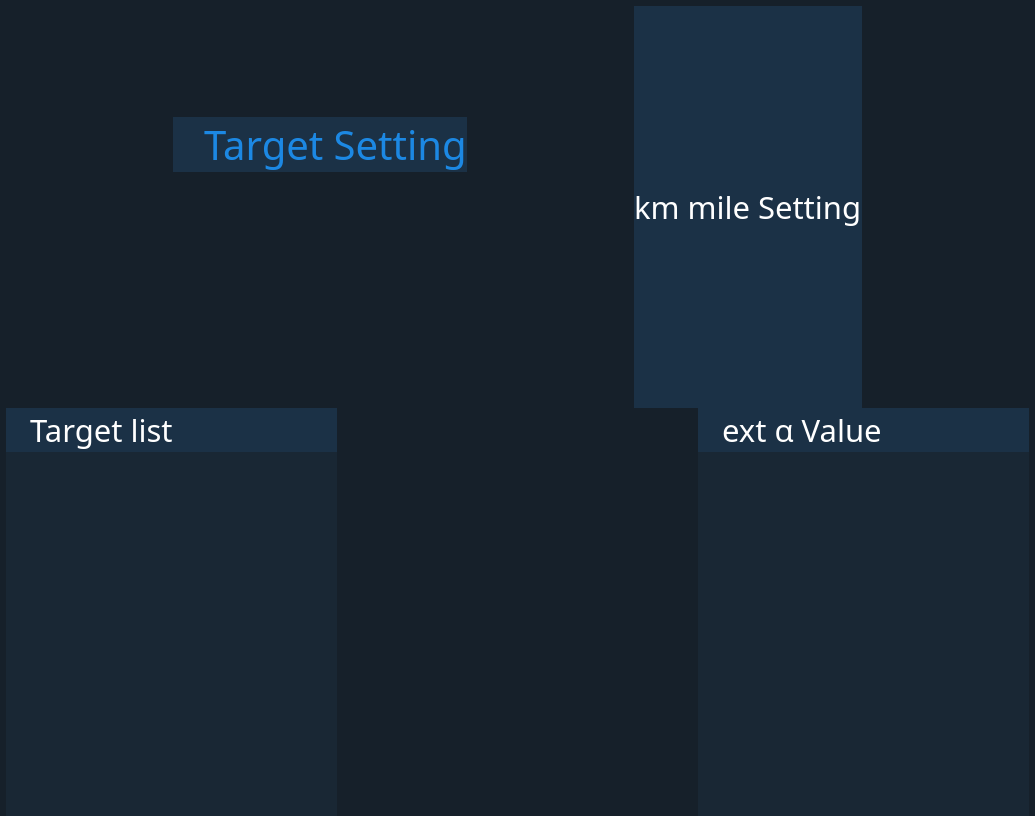
First picture: the form in src/ui/settings_window.ui, repository sijung21/js06, before the edit.
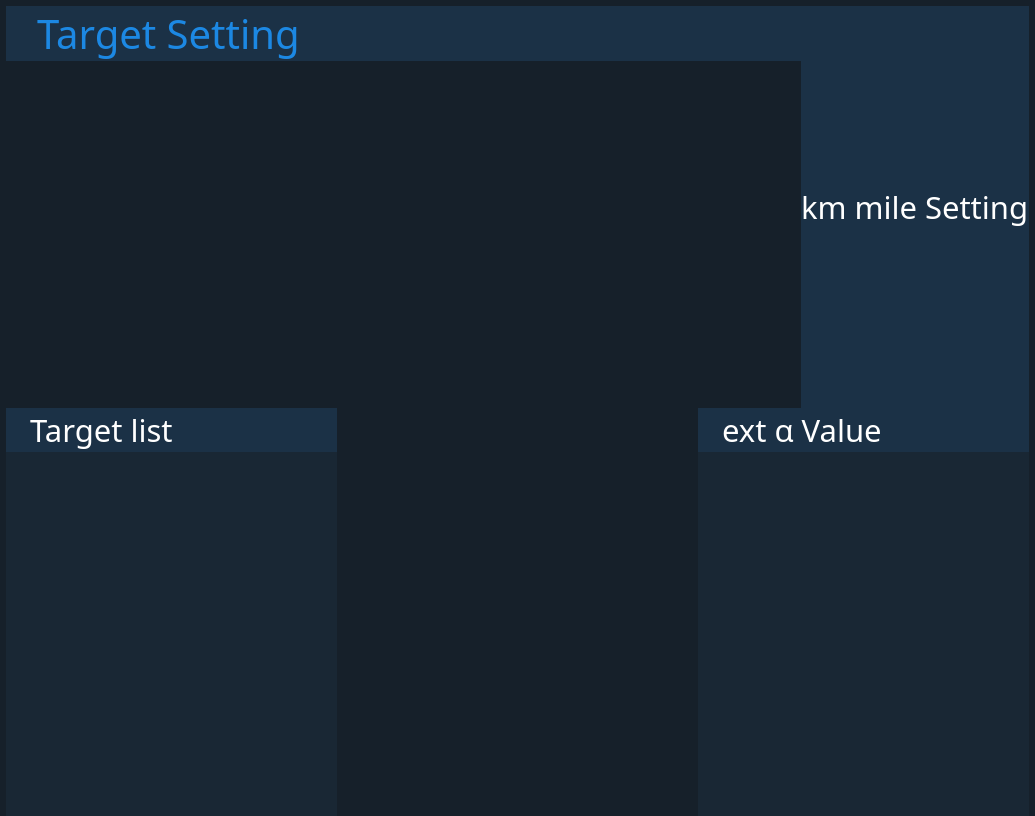
Second picture: the form after the edit. Icons and pictures are not drawn.

What changed in the file:
```diff
--- a/src/ui/settings_window.ui
+++ b/src/ui/settings_window.ui
@@ -122,7 +122,7 @@
           <item>
            <widget class="QLabel" name="target_setting_image_label">
             <property name="sizePolicy">
-             <sizepolicy hsizetype="Maximum" vsizetype="Maximum">
+             <sizepolicy hsizetype="Minimum" vsizetype="Minimum">
               <horstretch>0</horstretch>
               <verstretch>0</verstretch>
              </sizepolicy>
```
Left out of the diff: 6 changed lines with no effect on the pictures.
